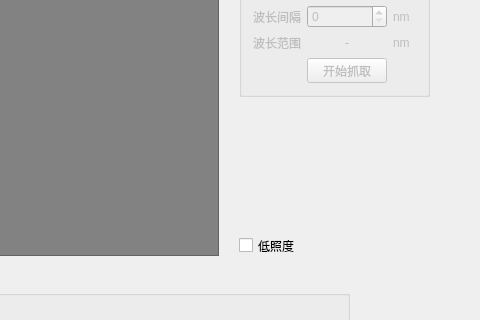
Above: usb2_camera_034/mainwindow.ui from betterorbest/usb_camera_with_Cypress before the change; both pictures show x 441 to 921 and y 464 to 784 of the 921 by 896 pixel window. Below: the same form after it.
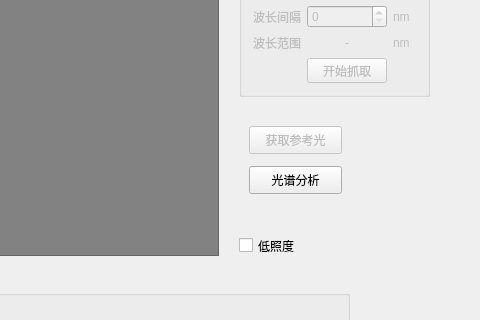
That is the form after the change. Icons and pictures are not drawn.

Commit message: 添加光谱曲线绘制功能（使用QCustomPlot）

The edit to the form file:
```diff
--- a/usb2_camera_034/mainwindow.ui
+++ b/usb2_camera_034/mainwindow.ui
@@ -851,6 +851,35 @@
      <string>低照度</string>
     </property>
    </widget>
+   <widget class="QPushButton" name="m_spectrumAnalysis">
+    <property name="geometry">
+     <rect>
+      <x>690</x>
+      <y>630</y>
+      <width>93</width>
+      <height>28</height>
+     </rect>
+    </property>
+    <property name="text">
+     <string>光谱分析</string>
+    </property>
+   </widget>
+   <widget class="QPushButton" name="m_getReference">
+    <property name="enabled">
+     <bool>false</bool>
+    </property>
+    <property name="geometry">
+     <rect>
+      <x>690</x>
+      <y>590</y>
+      <width>93</width>
+      <height>28</height>
+     </rect>
+    </property>
+    <property name="text">
+     <string>获取参考光</string>
+    </property>
+   </widget>
   </widget>
   <widget class="QStatusBar" name="statusBar"/>
  </widget>
```
The commit also changes 14 other files.
